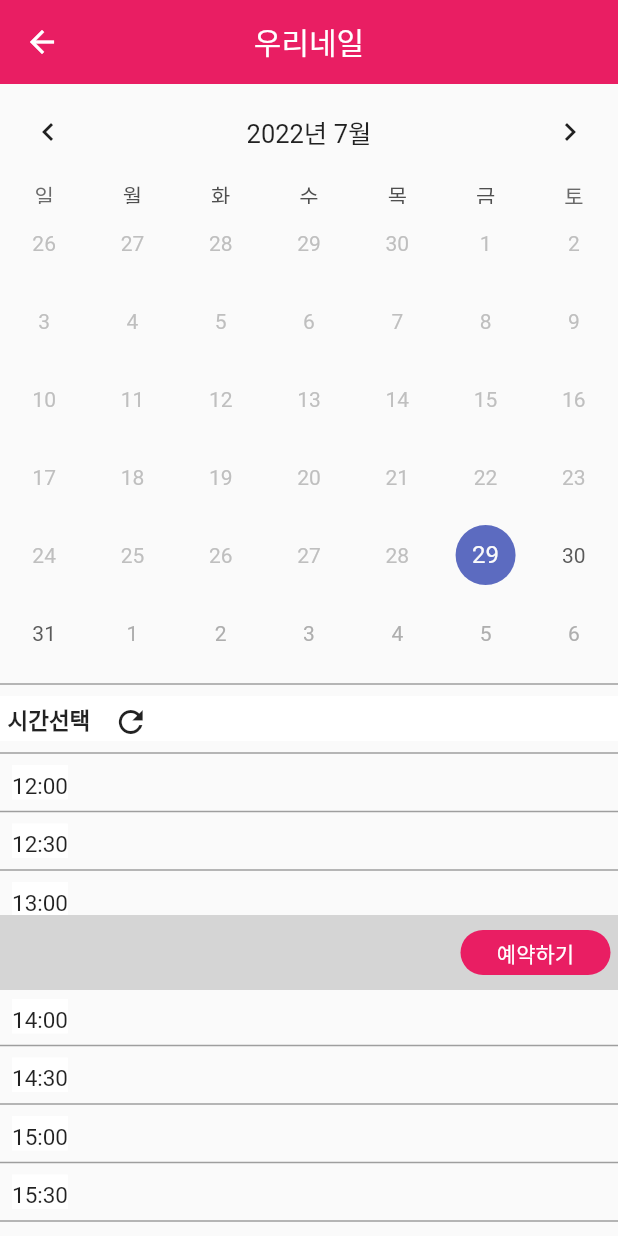
After one commit to LeeJiH-yun/wenail, a Flutter app: the homePage screen opened directly, after a tap on "예약하러가기", on a phone screen of 412 x 824 dp. The commit adds this screen. Run offline on Flutter 3.47's test engine with Material 2 defaults, Android fonts, the phone set to English and light mode, and no system bars; drawn by our look-alikes of table_calendar.

Commit message:
예약화면 생성 메인화면에서 백버튼 막기 추가

```diff
--- a/lib/main.dart
+++ b/lib/main.dart
@@ -1,8 +1,10 @@
 import 'package:flutter/material.dart';
+import 'package:intl/date_symbol_data_local.dart';
 import 'package:wenail/pages/homeMain.dart';
 import 'package:wenail/pages/signUpPage.dart';
 
 void main() {
+  initializeDateFormatting('ko-KR', null); //기본 언어 초기화
   runApp(const MyApp());
 }
 
@@ -13,7 +15,6 @@ class MyApp extends StatelessWidget {
   @override
   Widget build(BuildContext context) {
     return MaterialApp(
-      title: 'Flutter Demo',
       debugShowCheckedModeBanner: false, //우측 상단의 디버그 표시를 없앤다.
       theme: ThemeData(
         primarySwatch: Colors.pink,
--- a/lib/pages/homePage.dart
+++ b/lib/pages/homePage.dart
@@ -1,4 +1,5 @@
 import 'package:flutter/material.dart';
+import 'package:wenail/pages/reservePage.dart';
 
 class homePage extends StatefulWidget {
   @override
@@ -12,11 +13,16 @@ class _homePageState extends State<homePage> {
     'asset/images/test3.jpg',
     'asset/images/test4.jpg',
     'asset/images/test5.jpg',
+    'asset/images/test6.jpg',
   ];
 
   @override
   Widget build(BuildContext context) {
-    return Scaffold(
+    return WillPopScope( //메인화면에서 뒤로가기시 로그인화면으로 이동되는 것을 방지
+      onWillPop: () {
+        return Future(() => false);
+      },
+      child: Scaffold(
         body: SingleChildScrollView(
           scrollDirection: Axis.vertical,
           padding: EdgeInsets.only(top: 20),
@@ -85,6 +91,11 @@ class _homePageState extends State<homePage> {
                           child: Container(
                               child: Align(
                                   alignment: Alignment.bottomRight,
+                                  child:
+                                  InkWell(
+                                    onTap: (){
+                                      Navigator.push(context, MaterialPageRoute(builder: (context) => reservePage()));
+                                    },
                                     child: Container(
                                         height: 30,
                                         width: 100,
@@ -97,6 +108,7 @@ class _homePageState extends State<homePage> {
                                     ),
                                   )
                               )
+                          )
                       );
                     },
                   ),
@@ -104,6 +116,7 @@ class _homePageState extends State<homePage> {
               ]
             )
         ),
+      )
     );
   }
 }
--- /dev/null
+++ b/lib/pages/reservePage.dart
@@ -0,0 +1,194 @@
+import 'package:flutter/material.dart';
+import 'package:table_calendar/table_calendar.dart';
+import 'package:intl/intl.dart';
+import 'package:intl/date_symbol_data_local.dart';
+
+class reservePage extends StatefulWidget {
+  const reservePage({Key? key}) : super(key: key);
+
+  @override
+  _reserveState createState() => _reserveState();
+}
+
+class _reserveState extends State<reservePage> {
+  DateTime selectedDay = DateTime(
+    DateTime.now().year,
+    DateTime.now().month,
+    DateTime.now().day,
+  );
+  DateTime focusedDay = DateTime.now();
+  List<Map> timeArray = [{"time": "12:00"}, {"time": "12:30"}, {"time": "13:00"}, {"time": "13:30"}, {"time": "14:00"}, {"time": "14:30"},
+  {"time": "15:00"}, {"time": "15:30"}];
+
+  @override
+  Widget build(BuildContext context) {
+    return Scaffold(
+        appBar: AppBar (
+          title: Text("우리네일"),
+          centerTitle: true,
+          elevation: 0, //그림자 없애주기
+        ),
+        body: SingleChildScrollView( //overflow 오류가 나서 추가함
+            scrollDirection: Axis.vertical,
+            child: Column(
+              children: [
+                TableCalendar(
+                  focusedDay: focusedDay, //달력에서 자동으로 보여줄 날
+                  firstDay: DateTime.now(), //오늘 이전 날짜는 선택이 안되게 막는다.
+                  lastDay: DateTime.now().add(Duration(days: 365*10 + 2)),
+                  locale: 'ko-KR',
+                  headerStyle: HeaderStyle(
+                    formatButtonVisible: false,
+                    titleCentered: true,
+                  ),
+                  onDaySelected: (DateTime selectedDay, DateTime focusedDay) {
+                    setState(() {
+                      //선택된 날짜의 상태를 갱신한다.
+                      print(selectedDay);
+                      this.selectedDay = selectedDay;
+                      this.focusedDay = focusedDay;
+                    });
+                  },
+                  selectedDayPredicate: (DateTime day) {
+                    //selectedDay 와 동일한 날짜의 모양을 바꿔준다.
+                    return isSameDay(selectedDay, day);
+                  },
+                  onPageChanged: (focusedDay) {
+                    this.focusedDay = focusedDay;
+                  },
+                ),
+                Divider(
+                  thickness: 1,
+                  color: Colors.grey,
+                ),
+                Container(
+                  color: Colors.white,
+                  width: MediaQuery.of(context).size.width,
+                  height: 30,
+                  padding: EdgeInsets.all(5),
+                  child: Row(
+                    children: [
+                      Container(
+                        child:Text('시간선택',style: TextStyle(fontSize: 15.0, fontWeight: FontWeight.bold)),
+                      ),
+                      Container(
+                        margin: EdgeInsets.only(left: 15),
+                        child: Icon(Icons.refresh),
+                      )
+                    ],
+                  )
+                ),
+                Divider(
+                  thickness: 1,
+                  color: Colors.grey,
+                ),
+                Stack(
+                  children: [
+                    Container(
+                      height: 150,
+                      child: Column(
+                        children: [
+                          ListView.builder(
+                            shrinkWrap: true,
+                            physics: NeverScrollableScrollPhysics(),
+                            itemCount: timeArray.length,
+                            itemBuilder: (BuildContext context, int index) {
+                              return Column(
+                                children: [
+                                  Container(
+                                      child: InkWell(
+                                          onTap: (){},
+                                          child: Align( //글자가 왼쪽으로 정렬이 안되서 추가함
+                                            alignment: Alignment.centerLeft,
+                                            child: Container(
+                                                color: Colors.white,
+                                                padding: EdgeInsets.only(top: 5),
+                                                margin: EdgeInsets.only(left: 8),
+                                                child: Text(timeArray[index]["time"], style: TextStyle(fontSize: 15.0))
+                                            ),
+                                          )
+                                      )
+                                  ),
+                                  Divider(
+                                    thickness: 1,
+                                    color: Colors.grey,
+                                  ),
+                                ],
+                              );
+                            },
+                          ),
+                        ],
+                      )
+                    ),
+                    Positioned(
+                      bottom: 0,
+                      child: Container(
+                        color: Color(0xffD5D5D5),
+                        height: 50,
+                        width: MediaQuery.of(context).size.width,
+                        child: Container(
+                          margin: EdgeInsets.only(bottom: 10, right: 5),
+                          child: Align(
+                            alignment: Alignment.bottomRight,
+                            child: InkWell(
+                              onTap: (){
+                                Navigator.push(context, MaterialPageRoute(builder: (context) => reservePage()));
+                              },
+                              child: Container(
+                                  height: 30,
+                                  width: 100,
+                                  padding: EdgeInsets.only(top: 5),
+                                  decoration: BoxDecoration(
+                                    color: Colors.pink,
+                                    borderRadius: BorderRadius.circular(20),
+                                  ),
+                                  child: Text('예약하기', style: TextStyle(color: Colors.white), textAlign: TextAlign.center)
+                              ),
+                            )
+                          )
+                        )
+                      ),
+                    ),
+                  ],
+                )
+                // Container(
+                //   child: Column(
+                //     children: [
+                //       ListView.builder(
+                //         shrinkWrap: true,
+                //         physics: NeverScrollableScrollPhysics(),
+                //         itemCount: timeArray.length,
+                //         itemBuilder: (BuildContext context, int index) {
+                //           return Column(
+                //             children: [
+                //               Container(
+                //                   child: InkWell(
+                //                   onTap: (){},
+                //                   child: Align( //글자가 왼쪽으로 정렬이 안되서 추가함
+                //                     alignment: Alignment.centerLeft,
+                //                     child: Container(
+                //                       color: Colors.white,
+                //                       padding: EdgeInsets.only(top: 5),
+                //                       margin: EdgeInsets.only(left: 8),
+                //                       child: Text(timeArray[index]["time"], style: TextStyle(fontSize: 15.0))
+                //                     ),
+                //                   )
+                //                 )
+                //               ),
+                //               Divider(
+                //                 thickness: 1,
+                //                 color: Colors.grey,
+                //               ),
+                //             ],
+                //           );
+                //         },
+                //       ),
+                //     ],
+                //   )
+                // )
+            ],
+          )
+        )
+    );
+  }
+}
--- a/pubspec.yaml
+++ b/pubspec.yaml
@@ -33,6 +33,8 @@ dependencies:
   # The following adds the Cupertino Icons font to your application.
   # Use with the CupertinoIcons class for iOS style icons.
   cupertino_icons: ^1.0.2
+  table_calendar: ^3.0.6 # 사용할 라이브러리 추가를 하면 상단에 Pub get을 눌러서 설치해줘야한다..!
+  intl: ^0.17.0
 
 dev_dependencies:
   flutter_test:
@@ -57,6 +59,7 @@ flutter:
     - asset/images/test3.jpg
     - asset/images/test4.jpg
     - asset/images/test5.jpg
+    - asset/images/test6.jpg
   # The following line ensures that the Material Icons font is
   # included with your application, so that you can use the icons in
   # the material Icons class.
```
Also changed, not shown: asset/images/test6.jpg (added), pubspec.lock. Lines whose indentation alone changed are shown as unchanged.
